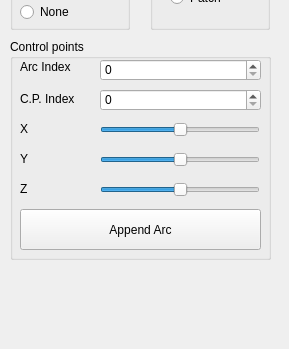
First picture: the form in GUI/SideWidget.ui, repository gabeeka/qt-computer-aided-graphics, before the edit; both pictures show x 0 to 289 and y 701 to 1050 of the 289 by 1050 pixel window.
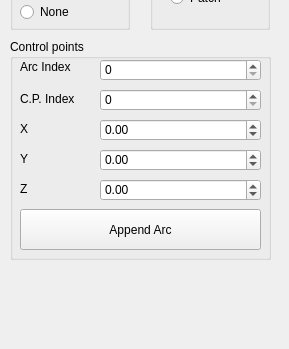
Second picture: the form after the edit.

Commit message: Add possibility to manipulate Arc control points using ui elements

```diff
--- a/GUI/SideWidget.ui
+++ b/GUI/SideWidget.ui
@@ -603,63 +603,6 @@
      </rect>
     </property>
    </widget>
-   <widget class="QSlider" name="cp_x_coord">
-    <property name="geometry">
-     <rect>
-      <x>90</x>
-      <y>80</y>
-      <width>160</width>
-      <height>22</height>
-     </rect>
-    </property>
-    <property name="minimum">
-     <number>-100</number>
-    </property>
-    <property name="maximum">
-     <number>100</number>
-    </property>
-    <property name="orientation">
-     <enum>Qt::Horizontal</enum>
-    </property>
-   </widget>
-   <widget class="QSlider" name="cp_y_coord">
-    <property name="geometry">
-     <rect>
-      <x>90</x>
-      <y>110</y>
-      <width>160</width>
-      <height>22</height>
-     </rect>
-    </property>
-    <property name="minimum">
-     <number>-100</number>
-    </property>
-    <property name="maximum">
-     <number>100</number>
-    </property>
-    <property name="orientation">
-     <enum>Qt::Horizontal</enum>
-    </property>
-   </widget>
-   <widget class="QSlider" name="cp_z_coord">
-    <property name="geometry">
-     <rect>
-      <x>90</x>
-      <y>140</y>
-      <width>160</width>
-      <height>22</height>
-     </rect>
-    </property>
-    <property name="minimum">
-     <number>-100</number>
-    </property>
-    <property name="maximum">
-     <number>100</number>
-    </property>
-    <property name="orientation">
-     <enum>Qt::Horizontal</enum>
-    </property>
-   </widget>
    <widget class="QLabel" name="label_8">
     <property name="geometry">
      <rect>
@@ -738,6 +681,63 @@
      <string>Append Arc</string>
     </property>
    </widget>
+   <widget class="QDoubleSpinBox" name="cp_x_coord">
+    <property name="geometry">
+     <rect>
+      <x>90</x>
+      <y>80</y>
+      <width>161</width>
+      <height>22</height>
+     </rect>
+    </property>
+    <property name="minimum">
+     <double>-100.000000000000000</double>
+    </property>
+    <property name="maximum">
+     <double>100.000000000000000</double>
+    </property>
+    <property name="singleStep">
+     <double>0.100000000000000</double>
+    </property>
+   </widget>
+   <widget class="QDoubleSpinBox" name="cp_y_coord">
+    <property name="geometry">
+     <rect>
+      <x>90</x>
+      <y>110</y>
+      <width>161</width>
+      <height>22</height>
+     </rect>
+    </property>
+    <property name="minimum">
+     <double>-100.000000000000000</double>
+    </property>
+    <property name="maximum">
+     <double>100.000000000000000</double>
+    </property>
+    <property name="singleStep">
+     <double>0.100000000000000</double>
+    </property>
+   </widget>
+   <widget class="QDoubleSpinBox" name="cp_z_coord">
+    <property name="geometry">
+     <rect>
+      <x>90</x>
+      <y>140</y>
+      <width>161</width>
+      <height>22</height>
+     </rect>
+    </property>
+    <property name="minimum">
+     <double>-100.000000000000000</double>
+    </property>
+    <property name="maximum">
+     <double>100.000000000000000</double>
+    </property>
+    <property name="singleStep">
+     <double>0.100000000000000</double>
+    </property>
+   </widget>
   </widget>
  </widget>
  <resources/>
```
Left out of the diff: 2 changed lines with no effect on the pictures. The commit also changes 6 other files.
